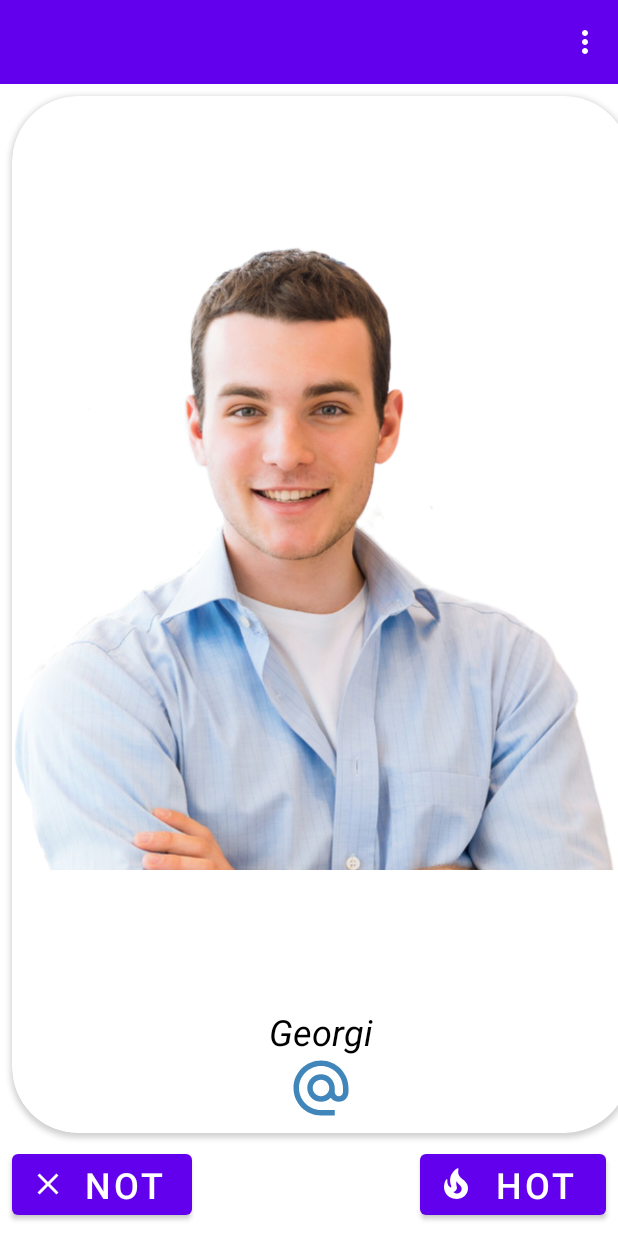
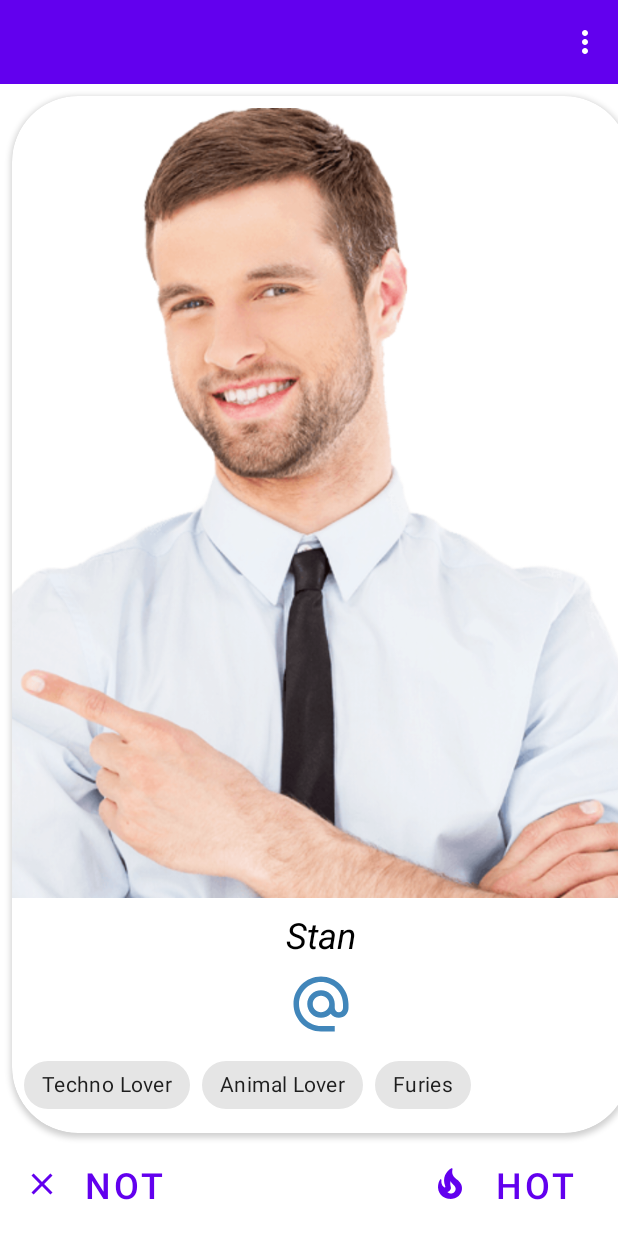
Before and after one commit to alexandar004/HotOrNot, an Android app: the MainScreenFragment screen opened through its navigation route, after a tap on "HOT", on a phone screen of 412 x 824 dp. Run offline under Robolectric (Android 15) with nearby library versions, the phone set to English and light mode, and no system bars; our stand-ins replace data binding, navigation-ui; 1 statement that could not run was skipped; 2 other taps on this screen came first.

Commit message:
add charachteristic on the friend

```diff
--- a/HotOrNot/app/src/main/java/com/example/hotornot/Friend.kt
+++ b/HotOrNot/app/src/main/java/com/example/hotornot/Friend.kt
@@ -5,5 +5,7 @@ import kotlinx.serialization.Serializable
 @Serializable
 data class Friend(
     val name: String,
-    val image: Int
+    val image: Int,
+    val characteristics: List<String>,
+    val isHot: Boolean
 )
--- a/HotOrNot/app/src/main/java/com/example/hotornot/FriendGenerator.kt
+++ /dev/null
@@ -1,8 +0,0 @@
-package com.example.hotornot
-
-class FriendGenerator {
-    var friendList = listOf(
-        Friend("Georgi", R.drawable.georgi),
-        Friend("Stan", R.drawable.stan),
-        Friend("Nikola", R.drawable.nikola))
-}
--- /dev/null
+++ b/HotOrNot/app/src/main/java/com/example/hotornot/FriendRepository.kt
@@ -0,0 +1,27 @@
+package com.example.hotornot
+
+import android.content.Context
+
+class FriendRepository(val context: Context) {
+
+    private lateinit var friends: List<Friend>
+
+    fun setFriends() {
+        friends = listOf(
+            Friend("Georgi", R.drawable.georgi, getRandomCharacteristics(), true),
+            Friend("Stan", R.drawable.stan, getRandomCharacteristics(), false),
+            Friend("Nikola", R.drawable.nikola, getRandomCharacteristics(), true))
+    }
+
+    private fun getRandomCharacteristics(): List<String> {
+        val randomCharacteristics = context.resources.getStringArray(R.array.characteristics_array)
+        val randomNumberOfCharacteristic: Int =
+            (1..randomCharacteristics.size).random()
+        return randomCharacteristics.toList().shuffled().take(randomNumberOfCharacteristic)
+    }
+
+    fun getFriends(): List<Friend> {
+        setFriends()
+        return friends
+    }
+}
--- a/HotOrNot/app/src/main/java/com/example/hotornot/fragments/MainScreenFragment.kt
+++ b/HotOrNot/app/src/main/java/com/example/hotornot/fragments/MainScreenFragment.kt
@@ -6,11 +6,12 @@ import android.os.Bundle
 import android.view.*
 import android.widget.Toast
 import androidx.navigation.fragment.findNavController
-import com.example.hotornot.FriendGenerator
+import com.example.hotornot.Friend
+import com.example.hotornot.FriendRepository
 import com.example.hotornot.PreferencesUtil
 import com.example.hotornot.R
 import com.example.hotornot.databinding.FragmentMainScreenBinding
-import kotlin.random.Random
+import com.google.android.material.chip.Chip
 
 const val TYPE_SEND_EMAIL_INTENT = "text/plain"
 const val DATA_SEND_EMAIL_INTENT = "mailto"
@@ -19,13 +20,9 @@ class MainScreenFragment : BaseFragment() {
 
     private lateinit var binding: FragmentMainScreenBinding
     private lateinit var preferencesUtil: PreferencesUtil
-    private val friendImages = listOf(R.drawable.georgi, R.drawable.nikola, R.drawable.stan)
-    private val friendGenerator = FriendGenerator().friendList
+    private lateinit var friendRepository: FriendRepository
 
-
-    override
-
-    fun onCreateView(
+    override fun onCreateView(
         inflater: LayoutInflater, container: ViewGroup?,
         savedInstanceState: Bundle?,
     ): View? {
@@ -39,10 +36,10 @@ class MainScreenFragment : BaseFragment() {
     override fun onViewCreated(view: View, savedInstanceState: Bundle?) {
         super.onViewCreated(view, savedInstanceState)
         preferencesUtil = PreferencesUtil.getInstance(view.context)
-        buttonsClickListener()
+        friendRepository = FriendRepository(requireContext())
+        clickButtonsHotOrNotListener()
         sendEmailClickListener()
         selectItemFromToolbar()
-        showRandomFriend()
     }
 
     override fun onCreateOptionsMenu(menu: Menu, inflater: MenuInflater) {
@@ -66,43 +63,16 @@ class MainScreenFragment : BaseFragment() {
         }
     }
 
-//    private fun showRandomImage() {
-//        setVisibleButtons()
-//        val randomImage = (friendImages.indices).random()
-//        binding.imgFriend.setImageResource(friendImages[randomImage])
-//        binding.friendName.text = resources.getResourceEntryName(friendImages[randomImage])
-//        checkForHotName()
-//    }
-
-    private fun showRandomFriend() {
-//        val randomFriend = friendGenerator.indices.random()
-        binding.imgFriend.setImageResource(friendGenerator[0].image)
-        binding.friendName.setText(friendGenerator[0].name)
-
-        val randomIndex = Random.nextInt(friendGenerator.size)
-        val randomElement = friendGenerator[randomIndex]
-    }
-
     private fun setVisibleButtons() {
         binding.btnNot.visibility = View.VISIBLE
         binding.btnHot.visibility = View.VISIBLE
     }
 
-    private fun checkForHotName() {
-        when (binding.friendName.text) {
-            resources.getResourceEntryName(R.drawable.georgi) -> {
-                binding.btnNot.visibility = View.INVISIBLE
-            }
-            resources.getResourceEntryName(R.drawable.stan) -> {
-                binding.btnHot.visibility = View.INVISIBLE
-            }
-            else -> {
-                setVisibleButtons()
-            }
+    private fun sendEmailClickListener() {
+        binding.sendEmail.setOnClickListener {
+            sendEmail()
         }
     }
-
-    private fun sendEmailClickListener() = binding.sendEmail.setOnClickListener { sendEmail() }
 
     private fun sendEmail() {
         val user = preferencesUtil.getUser()
@@ -124,12 +94,34 @@ class MainScreenFragment : BaseFragment() {
         }
     }
 
-    private fun buttonsClickListener() {
+    private fun clickButtonsHotOrNotListener() {
+        setFriend()
         binding.btnHot.setOnClickListener {
-//            showRandomImage()
+            getFriend()
         }
         binding.btnNot.setOnClickListener {
-//            showRandomImage()
+            getFriend()
+        }
+    }
+
+    private fun setFriend() {
+        val randomFriend = friendRepository.getFriends().random()
+        binding.imgFriend.setImageResource(randomFriend.image)
+        binding.friendName.text = randomFriend.name
+        setFriendCharacteristics(randomFriend.characteristics)
+    }
+
+    private fun getFriend(): Friend {
+        setFriend()
+        return friendRepository.getFriends().random()
+    }
+
+    private fun setFriendCharacteristics(characteristics: List<String>) {
+        binding.chipGroup.removeAllViews()
+        for (characteristic in characteristics) {
+            val chip = Chip(view?.context)
+            chip.text = characteristic
+            binding.chipGroup.addView(chip)
         }
     }
 }
--- a/HotOrNot/app/src/main/java/com/example/hotornot/fragments/MotivationScreenFragment.kt
+++ b/HotOrNot/app/src/main/java/com/example/hotornot/fragments/MotivationScreenFragment.kt
@@ -15,9 +15,9 @@ import com.example.hotornot.R
 import com.example.hotornot.databinding.FragmentMotivationScreenBinding
 
 const val START_INDEX = 7
-const val END_INDEX = 10
+const val END_INDEX = 11
 const val TEXT_SIZE_PROPORTION = 2f
-const val STRING_WHO_IS_HOT = "Who is HOT?"
+const val STRING_WHO_IS_HOT = "Who is\n HOT?"
 
 class MotivationScreenFragment : Fragment() {
 
--- a/HotOrNot/app/src/main/java/com/example/hotornot/fragments/SplashScreenFragment.kt
+++ b/HotOrNot/app/src/main/java/com/example/hotornot/fragments/SplashScreenFragment.kt
@@ -16,6 +16,7 @@ class SplashScreen : BaseFragment() {
 
     private lateinit var binding: FragmentSplashScreenBinding
     private lateinit var preferencesUtil: PreferencesUtil
+    private lateinit var friends: FriendRepository
 
     override fun onCreateView(
         inflater: LayoutInflater, container: ViewGroup?,
@@ -31,14 +32,17 @@ class SplashScreen : BaseFragment() {
     override fun onViewCreated(view: View, savedInstanceState: Bundle?) {
         super.onViewCreated(view, savedInstanceState)
         preferencesUtil = PreferencesUtil.getInstance(view.context)
+        friends = FriendRepository(requireContext())
+        generateFriendList()
         goToNextScreenWithDelay()
     }
 
-    private fun goToNextScreenWithDelay() =
+    private fun goToNextScreenWithDelay() {
         Handler(Looper.getMainLooper())
             .postDelayed({
                 checkForSaveUser()
             }, DELAY_TIME)
+    }
 
     private fun goToRegistrationScreen() =
         findNavController().navigate(R.id.action_splashScreenFragment_to_registrationFormFragment)
@@ -51,4 +55,8 @@ class SplashScreen : BaseFragment() {
             goToNextScreen()
         }
     }
+
+    private fun generateFriendList() {
+        friends.setFriends()
+    }
 }
--- a/HotOrNot/app/src/main/res/layout/fragment_main_screen.xml
+++ b/HotOrNot/app/src/main/res/layout/fragment_main_screen.xml
@@ -40,10 +40,12 @@
                 <ImageView
                     android:id="@+id/imgFriend"
                     android:layout_width="wrap_content"
-                    android:layout_height="wrap_content"
+                    android:layout_height="@dimen/no_dimens"
                     android:layout_margin="@dimen/small_margin"
                     android:layout_marginEnd="@dimen/small_margin"
+                    android:scaleType="centerCrop"
                     android:src="@drawable/stan"
+                    app:layout_constraintBottom_toTopOf="@+id/friendName"
                     app:layout_constraintEnd_toEndOf="parent"
                     app:layout_constraintLeft_toLeftOf="parent"
                     app:layout_constraintRight_toRightOf="parent"
@@ -62,8 +64,7 @@
                     app:layout_constraintBottom_toTopOf="@+id/sendEmail"
                     app:layout_constraintEnd_toEndOf="parent"
                     app:layout_constraintLeft_toLeftOf="parent"
-                    app:layout_constraintStart_toStartOf="parent"
-                    app:layout_constraintTop_toBottomOf="@+id/imgFriend" />
+                    app:layout_constraintStart_toStartOf="parent" />
 
                 <ImageView
                     android:id="@+id/sendEmail"
@@ -73,9 +74,24 @@
                     android:clickable="true"
                     android:focusable="true"
                     android:src="@drawable/ic_baseline_alternate_email_24"
-                    app:layout_constraintBottom_toBottomOf="parent"
+                    app:layout_constraintBottom_toTopOf="@+id/chipGroup"
                     app:layout_constraintEnd_toEndOf="parent"
                     app:layout_constraintStart_toStartOf="parent" />
+
+                <com.google.android.material.chip.ChipGroup
+                    android:id="@+id/chipGroup"
+                    android:layout_width="match_parent"
+                    android:layout_height="wrap_content"
+                    android:layout_margin="@dimen/small_margin"
+                    android:clickable="false"
+                    app:layout_constraintBottom_toBottomOf="parent"
+                    app:layout_constraintStart_toStartOf="parent">
+
+                    <com.google.android.material.chip.Chip
+                        android:layout_width="wrap_content"
+                        android:layout_height="wrap_content" />
+                </com.google.android.material.chip.ChipGroup>
+
             </androidx.constraintlayout.widget.ConstraintLayout>
 
         </androidx.cardview.widget.CardView>
@@ -97,7 +113,7 @@
 
         <Button
             android:id="@+id/btnNot"
-            style="@style/Widget.MaterialComponents.Button.Icon"
+            style="@style/Widget.MaterialComponents.Button.TextButton"
             android:layout_width="@dimen/no_dimens"
             android:layout_height="wrap_content"
             android:layout_margin="@dimen/small_margin"
@@ -111,7 +127,7 @@
 
         <Button
             android:id="@+id/btnHot"
-            style="@style/Widget.MaterialComponents.Button.Icon"
+            style="@style/Widget.MaterialComponents.Button.TextButton"
             android:layout_width="@dimen/no_dimens"
             android:layout_height="wrap_content"
             android:layout_margin="@dimen/small_margin"
--- a/HotOrNot/app/src/main/res/layout/fragment_motivation_screen.xml
+++ b/HotOrNot/app/src/main/res/layout/fragment_motivation_screen.xml
@@ -26,6 +26,6 @@
         android:text="@string/i_am"
         android:textSize="@dimen/large_text_size"
         android:textStyle="italic"
-        app:cornerRadius="10dp"
+        app:cornerRadius="@dimen/small_corner_radius"
         app:layout_constraintBottom_toBottomOf="parent" />
 </androidx.constraintlayout.widget.ConstraintLayout>
--- a/HotOrNot/app/src/main/res/layout/fragment_profile_screen.xml
+++ b/HotOrNot/app/src/main/res/layout/fragment_profile_screen.xml
@@ -35,8 +35,8 @@
 
             <com.google.android.material.imageview.ShapeableImageView
                 android:id="@+id/profileImg"
-                android:layout_width="@dimen/large_size"
-                android:layout_height="@dimen/large_size"
+                android:layout_width="@dimen/large_margin"
+                android:layout_height="@dimen/large_margin"
                 android:layout_margin="@dimen/small_margin"
                 android:src="@drawable/profile_icon"
                 app:layout_constraintEnd_toEndOf="parent"
--- a/HotOrNot/app/src/main/res/values/dimens.xml
+++ b/HotOrNot/app/src/main/res/values/dimens.xml
@@ -5,10 +5,12 @@
     <dimen name="medium_margin">24dp</dimen>
     <dimen name="XL">44dp</dimen>
     <dimen name="XXL">68dp</dimen>
-    <dimen name="large_size">84dp</dimen>
+    <dimen name="large_margin">84dp</dimen>
 
     //fonts
     <dimen name="large_text_size">24sp</dimen>
+
+    <dimen name="small_corner_radius">12dp</dimen>
 
     //percentage
     <item name="guidelineStart" format="float" type="integer">0.33</item>
--- a/HotOrNot/app/src/main/res/values/strings.xml
+++ b/HotOrNot/app/src/main/res/values/strings.xml
@@ -34,4 +34,12 @@
         <item>Drag Queens</item>
         <item>Furies</item>
     </string-array>
+
+    <string-array name="characteristics_array">
+        <item>Techno Lover</item>
+        <item>Animal Lover</item>
+        <item>Females</item>
+        <item>Drag Queens</item>
+        <item>Furies</item>
+    </string-array>
 </resources>
--- a/HotOrNot/app/src/main/res/values/themes.xml
+++ b/HotOrNot/app/src/main/res/values/themes.xml
@@ -17,4 +17,6 @@
     <style name="ShapeAppearanceOverlay.App.CornerSize50Percent" parent="">
         <item name="cornerSize">50%</item>
     </style>
+
+
 </resources>
```
